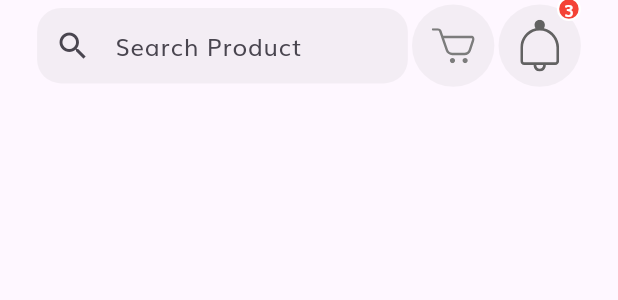
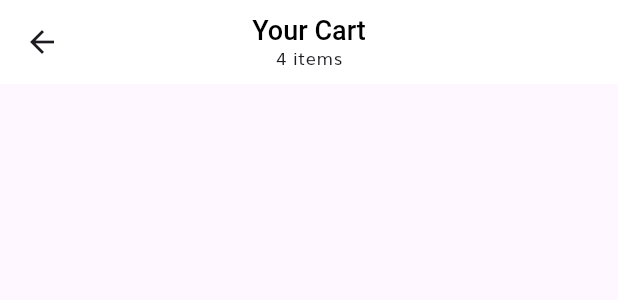
Before and after one commit to AbdelrhmanAmer/Complete-E-Commerce-Flutter-App-UI, a Flutter app: the HomeHeader widget shown alone on an empty page, opened directly, after a tap on an icon or button, on a phone screen of 412 x 824 dp. Shown: the top 300 px of the screen. Run offline on Flutter 3.47's test engine with Material 3 defaults, Android fonts, the phone set to English and light mode, and no system bars; our stand-ins replace flutter_svg.

Commit message:
Cart Screen (Creation - Set routes - AppBar)

```diff
--- a/complete_commerce_app/lib/routes.dart
+++ b/complete_commerce_app/lib/routes.dart
@@ -1,5 +1,6 @@
 import 'package:flutter/material.dart';
 
+import 'screens/cart/cart_screen.dart';
 import 'screens/otp/otp_screen.dart';
 import 'screens/home/home_screen.dart';
 import 'screens/splash/splash_screen.dart';
@@ -20,4 +21,5 @@ final Map<String, WidgetBuilder> routes = {
   OTPScreen.routeName: (context) => const OTPScreen(),
   HomeScreen.routeName: (context) => const HomeScreen(),
   DetailsScreen.routeName: (context) => const DetailsScreen(),
+  CartScreen.routeName: (context) => const CartScreen(),
 };
--- /dev/null
+++ b/complete_commerce_app/lib/screens/cart/cart_screen.dart
@@ -0,0 +1,29 @@
+import 'package:flutter/material.dart';
+
+import 'components/body.dart';
+
+class CartScreen extends StatelessWidget {
+  static String routeName = "/cart";
+  const CartScreen({super.key});
+
+  @override
+  Widget build(BuildContext context) {
+    return SafeArea(
+        child: Scaffold(
+      appBar: AppBar(
+        centerTitle: true,
+        title: Column(
+          children: [
+            const Text(
+              "Your Cart",
+              style: TextStyle(color: Colors.black, fontWeight: FontWeight.w500),
+            ),
+            Text("4 items",
+                style: Theme.of(context).textTheme.bodySmall),
+          ],
+        ),
+      ),
+      body: const Body(),
+    ));
+  }
+}
--- /dev/null
+++ b/complete_commerce_app/lib/screens/cart/components/body.dart
@@ -0,0 +1,12 @@
+import 'package:flutter/material.dart';
+
+class Body extends StatelessWidget {
+  const Body({super.key});
+
+  @override
+  Widget build(BuildContext context) {
+    return Column(
+      children: [],
+    );
+  }
+}
--- a/complete_commerce_app/lib/screens/home/coponenets/header/home_header.dart
+++ b/complete_commerce_app/lib/screens/home/coponenets/header/home_header.dart
@@ -1,5 +1,6 @@
 import 'package:flutter/material.dart';
 
+import '../../../cart/cart_screen.dart';
 import '../../../../constants.dart';
 import '../../../../size_config.dart';
 import 'icon_btn_with_counter.dart';
@@ -23,7 +24,9 @@ class HomeHeader extends StatelessWidget {
         ),
         IconBtnWithCounter(
           icon: "assets/icons/Cart Icon.svg",
-          press: () {},
+          press: () {
+            Navigator.pushNamed(context, CartScreen.routeName);
+          },
           numOfItems: 0,
         ),
         IconBtnWithCounter(
--- a/complete_commerce_app/lib/screens/home/coponenets/header/icon_btn_with_counter.dart
+++ b/complete_commerce_app/lib/screens/home/coponenets/header/icon_btn_with_counter.dart
@@ -18,7 +18,7 @@ class IconBtnWithCounter extends StatelessWidget {
   @override
   Widget build(BuildContext context) {
     return InkWell(
-      onTap: () {},
+      onTap: press,
       borderRadius: BorderRadius.circular(50),
       child: Stack(
         clipBehavior: Clip.none,
--- a/complete_commerce_app/lib/screens/login_success/components/body.dart
+++ b/complete_commerce_app/lib/screens/login_success/components/body.dart
@@ -1,3 +1,4 @@
+import 'package:complete_commerce_app/screens/home/home_screen.dart';
 import 'package:flutter/material.dart';
 
 import '../../../components/default_button.dart';
@@ -28,7 +29,11 @@ class Body extends StatelessWidget {
         const Spacer(),
         SizedBox(
           width: SizeConfig.screenWidth * .6,
-          child: DefaultButton(text: "Back to home", press: () {}),
+          child: DefaultButton(
+            text: "Back to home",
+            press: () =>
+                Navigator.pushReplacementNamed(context, HomeScreen.routeName),
+          ),
         ),
         const Spacer(),
       ],
```
